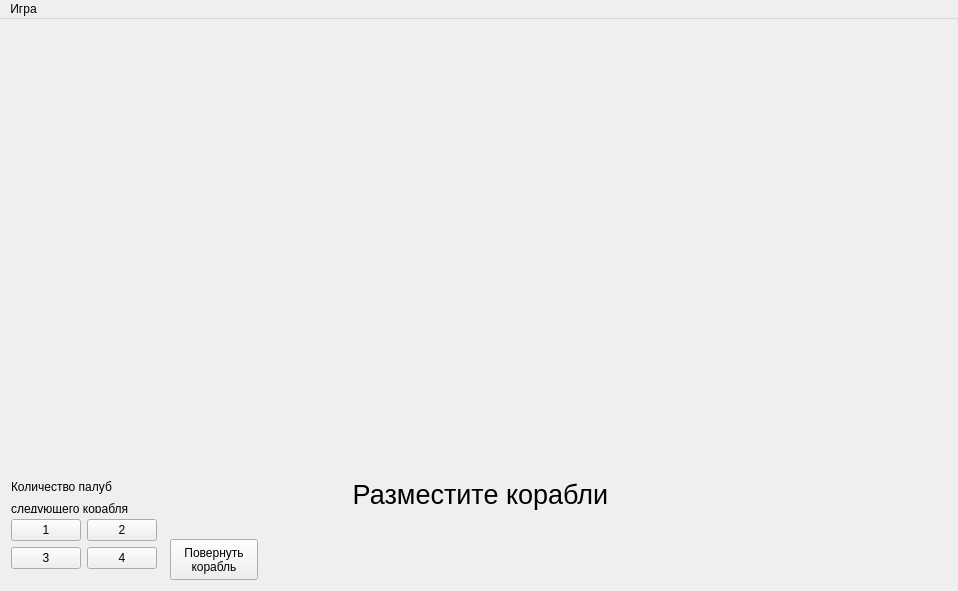
Qt form mainwindow.ui (NipisAlqizam/SeaBattle) before a commit.
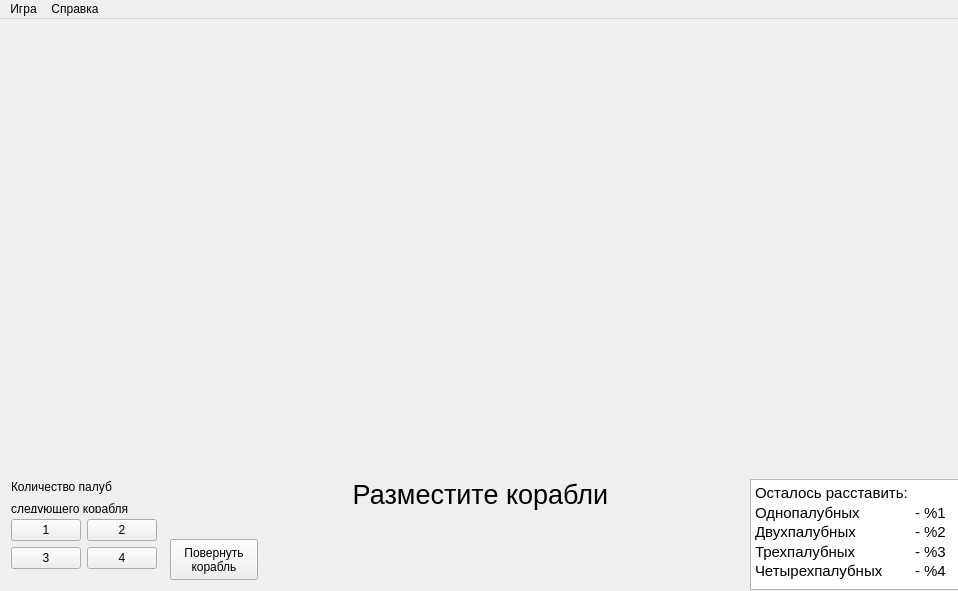
The same form after that commit.

What changed in the file:
```diff
--- a/mainwindow.ui
+++ b/mainwindow.ui
@@ -96,6 +96,46 @@
 корабль</string>
     </property>
    </widget>
+   <widget class="QTextEdit" name="shipsCount">
+    <property name="enabled">
+     <bool>true</bool>
+    </property>
+    <property name="geometry">
+     <rect>
+      <x>750</x>
+      <y>460</y>
+      <width>211</width>
+      <height>111</height>
+     </rect>
+    </property>
+    <property name="readOnly">
+     <bool>true</bool>
+    </property>
+    <property name="markdown">
+     <string>Осталось расставить: 
+
+Однопалубных	- %1 
+
+Двухпалубных	- %2 
+
+Трехпалубных	- %3 
+
+Четырехпалубных	- %4
+
+</string>
+    </property>
+    <property name="html">
+     <string>&lt;!DOCTYPE HTML PUBLIC &quot;-//W3C//DTD HTML 4.0//EN&quot; &quot;http://www.w3.org/TR/REC-html40/strict.dtd&quot;&gt;
+&lt;html&gt;&lt;head&gt;&lt;meta name=&quot;qrichtext&quot; content=&quot;1&quot; /&gt;&lt;style type=&quot;text/css&quot;&gt;
+p, li { white-space: pre-wrap; }
+&lt;/style&gt;&lt;/head&gt;&lt;body style=&quot; font-family:'Cantarell'; font-size:11pt; font-weight:400; font-style:normal;&quot;&gt;
+&lt;p style=&quot; margin-top:7px; margin-bottom:7px; margin-left:0px; margin-right:0px; -qt-block-indent:0; text-indent:0px; line-height:70%;&quot;&gt;&lt;span style=&quot; font-family:'Cantarell';&quot;&gt;Осталось расставить: &lt;/span&gt;&lt;/p&gt;
+&lt;p style=&quot; margin-top:7px; margin-bottom:7px; margin-left:0px; margin-right:0px; -qt-block-indent:0; text-indent:0px; line-height:70%;&quot;&gt;&lt;span style=&quot; font-family:'Cantarell';&quot;&gt;Однопалубных	- %1 &lt;/span&gt;&lt;/p&gt;
+&lt;p style=&quot; margin-top:7px; margin-bottom:7px; margin-left:0px; margin-right:0px; -qt-block-indent:0; text-indent:0px; line-height:70%;&quot;&gt;&lt;span style=&quot; font-family:'Cantarell';&quot;&gt;Двухпалубных	- %2 &lt;/span&gt;&lt;/p&gt;
+&lt;p style=&quot; margin-top:7px; margin-bottom:7px; margin-left:0px; margin-right:0px; -qt-block-indent:0; text-indent:0px; line-height:70%;&quot;&gt;&lt;span style=&quot; font-family:'Cantarell';&quot;&gt;Трехпалубных	- %3 &lt;/span&gt;&lt;/p&gt;
+&lt;p style=&quot; margin-top:7px; margin-bottom:7px; margin-left:0px; margin-right:0px; -qt-block-indent:0; text-indent:0px; line-height:70%;&quot;&gt;&lt;span style=&quot; font-family:'Cantarell';&quot;&gt;Четырехпалубных	- %4&lt;/span&gt;&lt;/p&gt;&lt;/body&gt;&lt;/html&gt;</string>
+    </property>
+   </widget>
   </widget>
   <widget class="QMenuBar" name="menuBar">
    <property name="geometry">
@@ -113,7 +153,15 @@
     <addaction name="action"/>
     <addaction name="action_2"/>
    </widget>
+   <widget class="QMenu" name="menu_2">
+    <property name="title">
+     <string>Справка</string>
+    </property>
+    <addaction name="action_3"/>
+    <addaction name="action_4"/>
+   </widget>
    <addaction name="menu"/>
+   <addaction name="menu_2"/>
   </widget>
   <action name="action">
    <property name="text">
```
Left out of the diff: 10 changed lines with no effect on the pictures.
